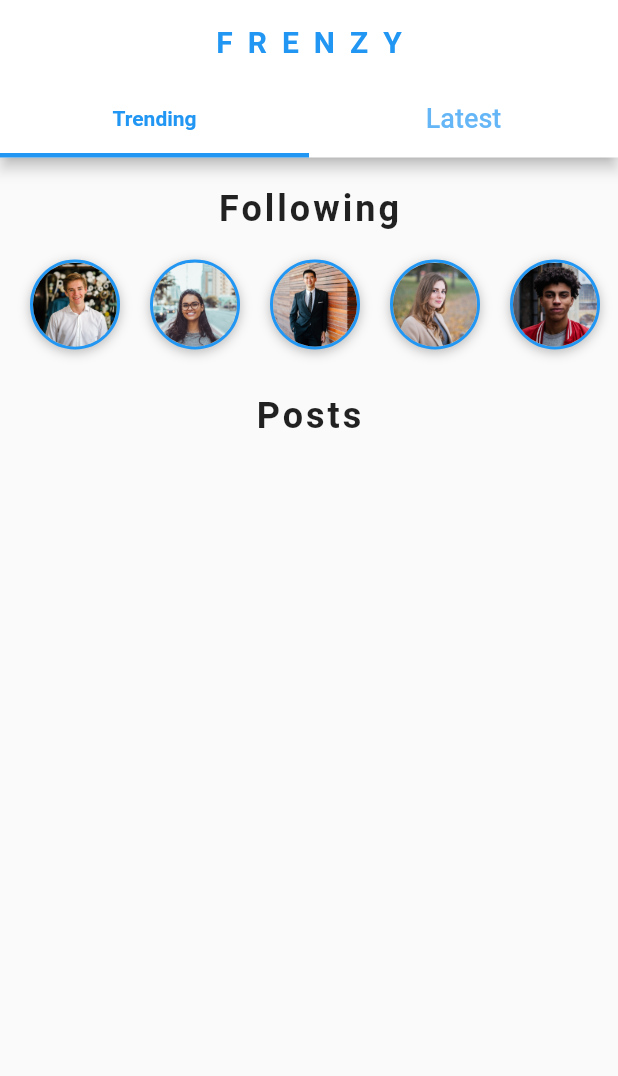
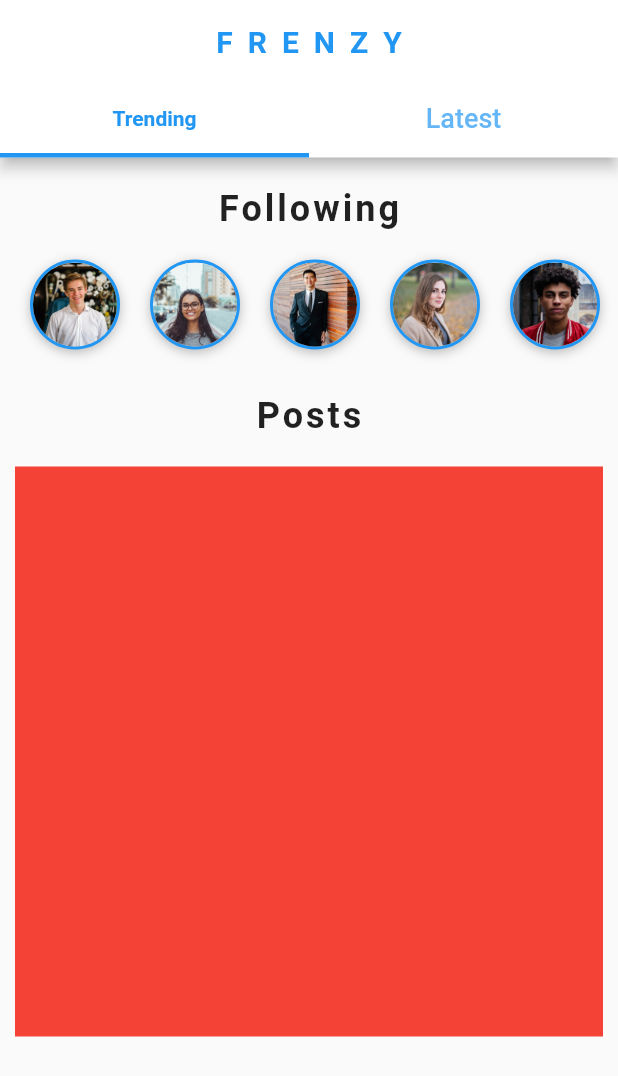
Before and after one commit to aximilli1212/flutter-googles, a Flutter app: the HomeScreen screen opened directly, on a phone screen of 412 x 824 dp. Shown: the top 1076 px of the screen. Run offline on Flutter 3.47's test engine with Material 2 defaults, Android fonts, the phone set to English and light mode, and no system bars; our stand-ins replace animated_text_kit, audioplayers, cloud_firestore, firebase_auth, flutter_spinkit, font_awesome_flutter and 3 more; accounts and stored records are empty.

Commit message:
add Stacks for posts

```diff
--- a/frenzy_social/lib/widgets/posts_carousel.dart
+++ b/frenzy_social/lib/widgets/posts_carousel.dart
@@ -28,10 +28,26 @@ class PostsCarousel extends StatelessWidget {
           child: PageView.builder(
               itemCount: posts.length,
               itemBuilder: (BuildContext context, int index){
-                _buildPosts(context , index);
+                return _buildPosts(context , index);
               }),
         )
       ],
     );
   }
+
+  _buildPosts(BuildContext context, int index) {
+    Post post = posts[index];
+
+    return Stack(
+      children: <Widget>[
+        Container(
+          margin: EdgeInsets.all(10.0),
+          decoration: BoxDecoration(
+            color: Colors.red,
+          ),
+        )
+      ],
+    );
+
+  }
 }
```
